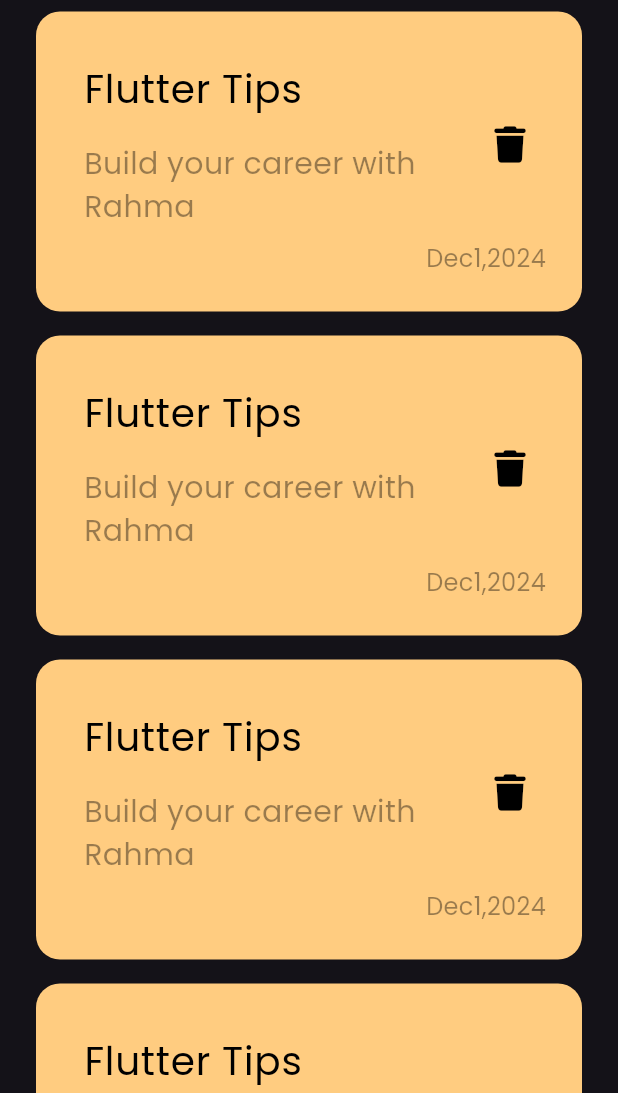
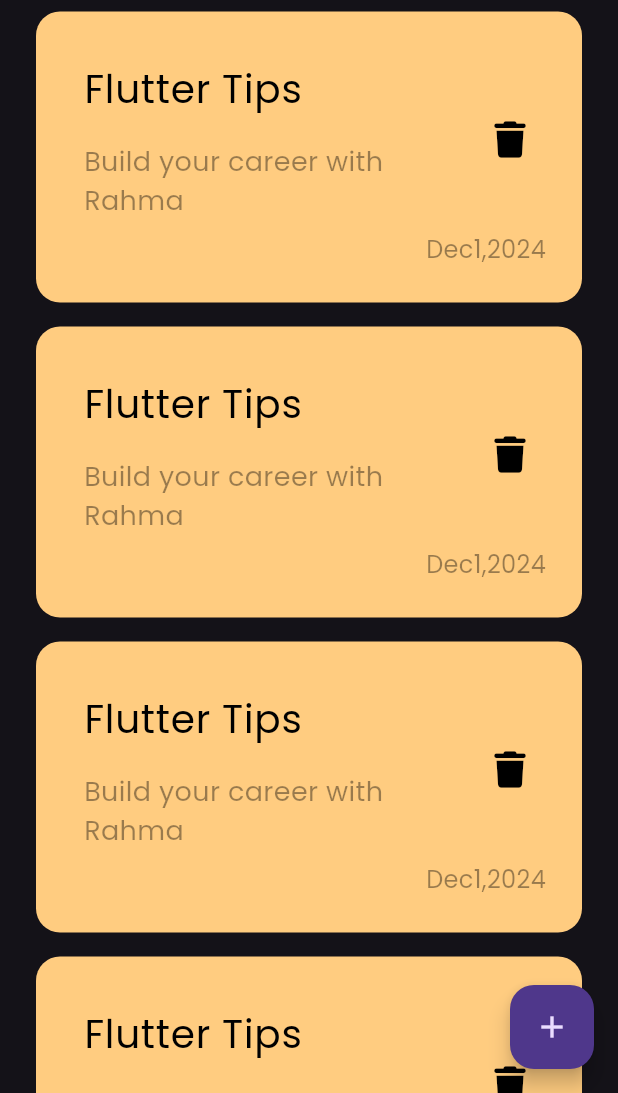
Before and after one commit to Rahmah177/notes_app1, a Flutter app: the screen it shows after launch, on a phone screen of 412 x 824 dp, the part 143-1236 px from its top. Run offline on Flutter 3.47's test engine with Material 3 defaults, Android fonts, the phone set to English and light mode, and no system bars; our stand-ins replace font_awesome_flutter.

Commit message:
add floating action button

```diff
--- a/lib/views/notes_view.dart
+++ b/lib/views/notes_view.dart
@@ -6,8 +6,12 @@ class NotesView extends StatelessWidget {
 
   @override
   Widget build(BuildContext context) {
-    return const Scaffold(
-      body: NotesViewBody(),
+    return Scaffold(
+      floatingActionButton: FloatingActionButton(
+        onPressed: () {},
+        child: Icon(Icons.add),
+      ),
+      body: const NotesViewBody(),
     );
   }
 }
--- a/lib/views/widgets/custome_note_item.dart
+++ b/lib/views/widgets/custome_note_item.dart
@@ -28,7 +28,7 @@ class NoteItem extends StatelessWidget {
               child: Text("Build your career with Rahma",
                   style: TextStyle(
                     color: Colors.black.withOpacity(.4),
-                    fontSize: 20,
+                    fontSize: 18,
                   )),
             ),
             trailing: IconButton(
--- a/lib/views/widgets/notes_list_view.dart
+++ b/lib/views/widgets/notes_list_view.dart
@@ -0,0 +1,16 @@
+import 'package:flutter/material.dart';
+import 'package:notes_app1/views/widgets/custome_note_item.dart';
+
+class NotesListView extends StatelessWidget {
+  const NotesListView({super.key});
+
+  @override
+  Widget build(BuildContext context) {
+    return ListView.builder(itemBuilder: (context, index) {
+      return const Padding(
+        padding: EdgeInsets.symmetric(vertical: 8),
+        child: NoteItem(),
+      );
+    });
+  }
+}
--- a/lib/views/widgets/notes_view_body.dart
+++ b/lib/views/widgets/notes_view_body.dart
@@ -2,6 +2,7 @@ import 'package:flutter/material.dart';
 import 'package:font_awesome_flutter/font_awesome_flutter.dart';
 import 'package:notes_app1/views/widgets/custom_app_bar.dart';
 import 'package:notes_app1/views/widgets/custome_note_item.dart';
+import 'package:notes_app1/views/widgets/notes_list_view.dart';
 
 class NotesViewBody extends StatelessWidget {
   const NotesViewBody({super.key});
@@ -22,17 +23,3 @@ class NotesViewBody extends StatelessWidget {
     );
   }
 }
-
-class NotesListView extends StatelessWidget {
-  const NotesListView({super.key});
-
-  @override
-  Widget build(BuildContext context) {
-    return ListView.builder(itemBuilder: (context, index) {
-      return const Padding(
-        padding: const EdgeInsets.symmetric(vertical: 8),
-        child: const NoteItem(),
-      );
-    });
-  }
-}
```
